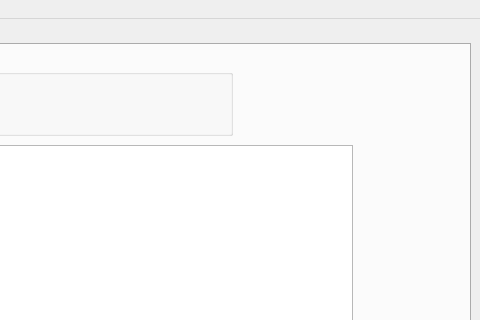
This is gui/main_window.ui in Keisa432/UBD_tool as Qt 5 draws it before an edit; both pictures show x 340 to 820 and y 0 to 320 of the 820 by 617 pixel window. The edited form follows.
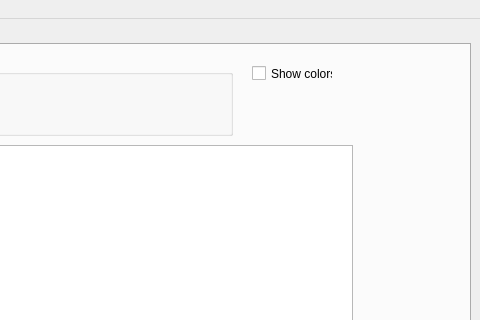
This is the edited form. Icons and pictures are not drawn.

Commit message: MOD: make coloring lines optional

The edit to the form file:
```diff
--- a/gui/main_window.ui
+++ b/gui/main_window.ui
@@ -113,6 +113,19 @@
        <layout class="QHBoxLayout" name="active_filter_layout"/>
       </widget>
      </widget>
+     <widget class="QCheckBox" name="colorBox">
+      <property name="geometry">
+       <rect>
+        <x>590</x>
+        <y>20</y>
+        <width>81</width>
+        <height>17</height>
+       </rect>
+      </property>
+      <property name="text">
+       <string>Show colors</string>
+      </property>
+     </widget>
     </widget>
     <widget class="QWidget" name="tab_2">
      <attribute name="title">
```
The commit also changes 2 other files.
